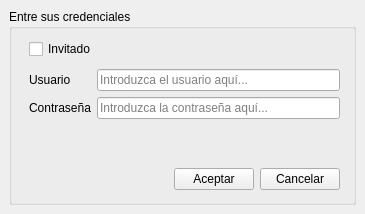
Before: the Qt Designer form RumbaBurger/login.ui in yordanlp/RumbaBurger, drawn with Qt 5.
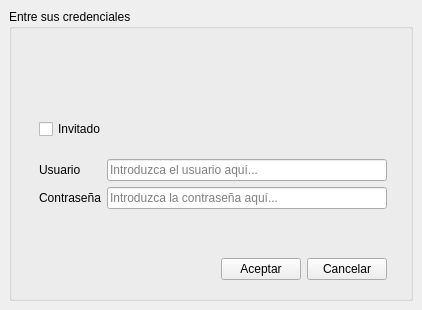
After: the same form once the commit is applied. Icons and pictures are not drawn.

```diff
--- a/RumbaBurger/login.ui
+++ b/RumbaBurger/login.ui
@@ -6,8 +6,8 @@
    <rect>
     <x>0</x>
     <y>0</y>
-    <width>365</width>
-    <height>214</height>
+    <width>422</width>
+    <height>310</height>
    </rect>
   </property>
   <property name="windowTitle">
@@ -36,9 +36,9 @@
       <widget class="QWidget" name="layoutWidget">
        <property name="geometry">
         <rect>
-         <x>20</x>
-         <y>60</y>
-         <width>311</width>
+         <x>30</x>
+         <y>150</y>
+         <width>348</width>
          <height>121</height>
         </rect>
        </property>
@@ -117,8 +117,8 @@
       <widget class="QCheckBox" name="cb_invitado">
        <property name="geometry">
         <rect>
-         <x>20</x>
-         <y>30</y>
+         <x>30</x>
+         <y>110</y>
          <width>81</width>
          <height>20</height>
         </rect>
@@ -127,6 +127,22 @@
         <string>Invitado</string>
        </property>
       </widget>
+      <widget class="QLabel" name="label">
+       <property name="geometry">
+        <rect>
+         <x>140</x>
+         <y>30</y>
+         <width>91</width>
+         <height>91</height>
+        </rect>
+       </property>
+       <property name="text">
+        <string/>
+       </property>
+       <property name="pixmap">
+        <pixmap resource="recursos.qrc">:/images/Images/iconos_colores/user_96px.png</pixmap>
+       </property>
+      </widget>
      </widget>
     </item>
    </layout>
```
Left out of the diff: 2 changed lines with no effect on the pictures.
